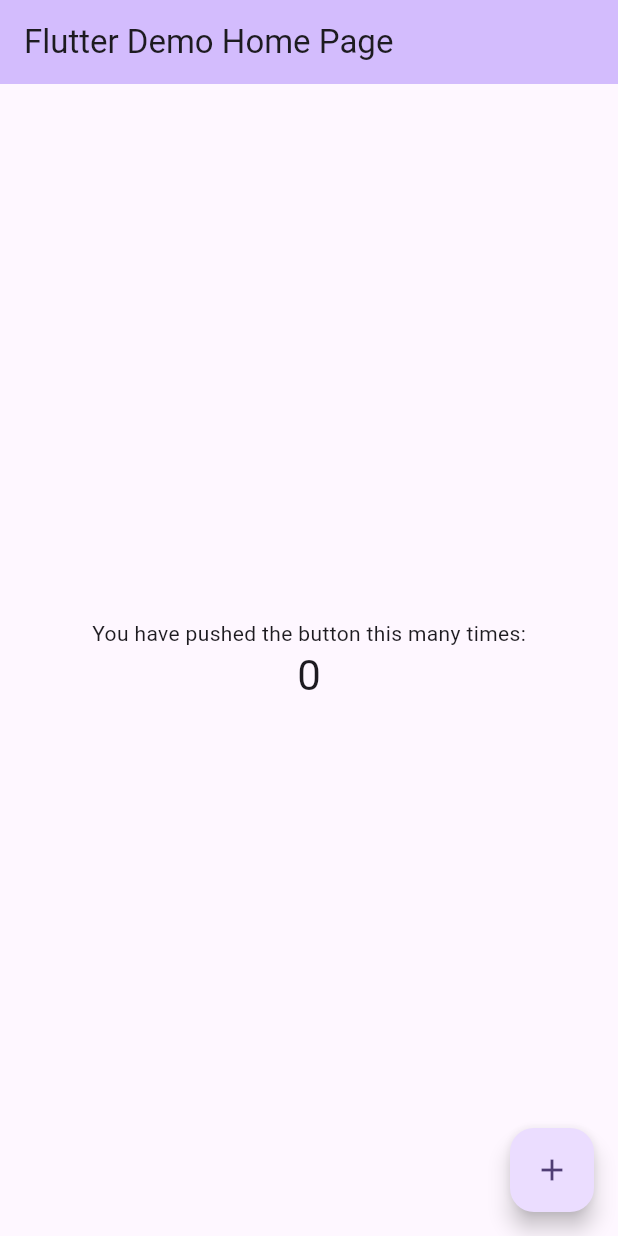
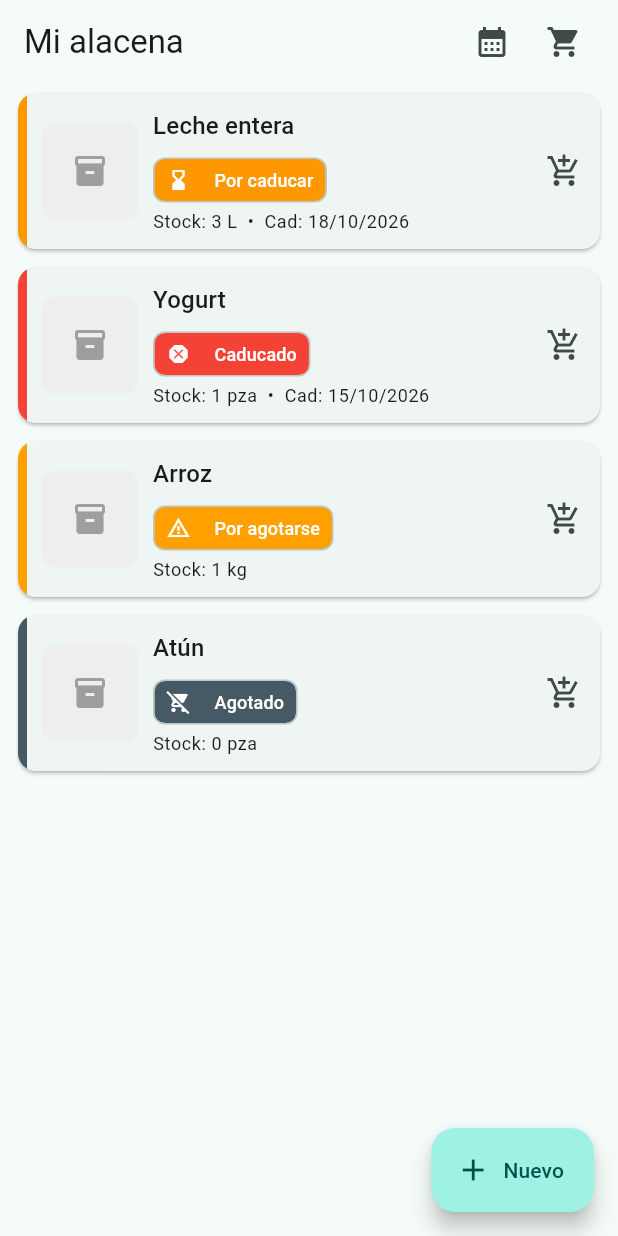
Before and after one commit to Victorml55/Gestion_inventario_domestico, a Flutter app: the screen it shows after launch, on a phone screen of 412 x 824 dp. Run offline on Flutter 3.47's test engine with Material 3 defaults, Android fonts, the phone set to English and light mode, and no system bars; drawn by our look-alikes of badges.

Commit message:
Refactor main app structure and implement HomeScreen with inventory loading

```diff
--- a/lib/main.dart
+++ b/lib/main.dart
@@ -1,122 +1,49 @@
 import 'package:flutter/material.dart';
+import 'package:provider/provider.dart';
+import 'core/routes.dart';
+import 'data/repositories/carrito_repository.dart';
+import 'data/repositories/mock_repositories.dart';
+import 'data/repositories/producto_repository.dart';
+import 'ui/providers/inventario_provider.dart';
+import 'ui/screens/home_screen.dart';
 
-void main() {
-  runApp(const MyApp());
-}
+void main() => runApp(const App());
 
-class MyApp extends StatelessWidget {
-  const MyApp({super.key});
+class App extends StatelessWidget {
+  const App({super.key});
 
-  // This widget is the root of your application.
   @override
   Widget build(BuildContext context) {
-    return MaterialApp(
-      title: 'Flutter Demo',
-      theme: ThemeData(
-        // This is the theme of your application.
-        //
-        // TRY THIS: Try running your application with "flutter run". You'll see
-        // the application has a purple toolbar. Then, without quitting the app,
-        // try changing the seedColor in the colorScheme below to Colors.green
-        // and then invoke "hot reload" (save your changes or press the "hot
-        // reload" button in a Flutter-supported IDE, or press "r" if you used
-        // the command line to start the app).
-        //
-        // Notice that the counter didn't reset back to zero; the application
-        // state is not lost during the reload. To reset the state, use hot
-        // restart instead.
-        //
-        // This works for code too, not just values: Most code changes can be
-        // tested with just a hot reload.
-        colorScheme: .fromSeed(seedColor: Colors.deepPurple),
+    return MultiProvider(
+      providers: [
+        // Cambiar Mock* por las implementaciones reales cuando el backend esté listo
+        Provider<ProductoRepository>(create: (_) => MockProductoRepository()),
+        Provider<CarritoRepository>(create: (_) => MockCarritoRepository()),
+        ChangeNotifierProvider(
+            create: (c) => InventarioProvider(c.read<ProductoRepository>())),
+      ],
+      child: MaterialApp(
+        title: 'Alacena',
+        debugShowCheckedModeBanner: false,
+        theme: ThemeData(colorSchemeSeed: Colors.teal, useMaterial3: true),
+        initialRoute: Routes.home,
+        routes: {
+          Routes.home: (_) => const HomeScreen(),
+          // Pendientes: placeholders
+          Routes.calendario: (_) => const _Pendiente('Calendario'),
+          Routes.carrito: (_) => const _Pendiente('Carrito'),
+          Routes.productoForm: (_) => const _Pendiente('Nuevo producto'),
+        },
       ),
-      home: const MyHomePage(title: 'Flutter Demo Home Page'),
     );
   }
 }
 
-class MyHomePage extends StatefulWidget {
-  const MyHomePage({super.key, required this.title});
-
-  // This widget is the home page of your application. It is stateful, meaning
-  // that it has a State object (defined below) that contains fields that affect
-  // how it looks.
-
-  // This class is the configuration for the state. It holds the values (in this
-  // case the title) provided by the parent (in this case the App widget) and
-  // used by the build method of the State. Fields in a Widget subclass are
-  // always marked "final".
-
-  final String title;
+class _Pendiente extends StatelessWidget {
+  final String titulo;
+  const _Pendiente(this.titulo);
 
   @override
-  State<MyHomePage> createState() => _MyHomePageState();
+  Widget build(BuildContext context) =>
+      Scaffold(appBar: AppBar(title: Text(titulo)), body: Center(child: Text(titulo)));
 }
-
-class _MyHomePageState extends State<MyHomePage> {
-  int _counter = 0;
-
-  void _incrementCounter() {
-    setState(() {
-      // This call to setState tells the Flutter framework that something has
-      // changed in this State, which causes it to rerun the build method below
-      // so that the display can reflect the updated values. If we changed
-      // _counter without calling setState(), then the build method would not be
-      // called again, and so nothing would appear to happen.
-      _counter++;
-    });
-  }
-
-  @override
-  Widget build(BuildContext context) {
-    // This method is rerun every time setState is called, for instance as done
-    // by the _incrementCounter method above.
-    //
-    // The Flutter framework has been optimized to make rerunning build methods
-    // fast, so that you can just rebuild anything that needs updating rather
-    // than having to individually change instances of widgets.
-    return Scaffold(
-      appBar: AppBar(
-        // TRY THIS: Try changing the color here to a specific color (to
-        // Colors.amber, perhaps?) and trigger a hot reload to see the AppBar
-        // change color while the other colors stay the same.
-        backgroundColor: Theme.of(context).colorScheme.inversePrimary,
-        // Here we take the value from the MyHomePage object that was created by
-        // the App.build method, and use it to set our appbar title.
-        title: Text(widget.title),
-      ),
-      body: Center(
-        // Center is a layout widget. It takes a single child and positions it
-        // in the middle of the parent.
-        child: Column(
-          // Column is also a layout widget. It takes a list of children and
-          // arranges them vertically. By default, it sizes itself to fit its
-          // children horizontally, and tries to be as tall as its parent.
-          //
-          // Column has various properties to control how it sizes itself and
-          // how it positions its children. Here we use mainAxisAlignment to
-          // center the children vertically; the main axis here is the vertical
-          // axis because Columns are vertical (the cross axis would be
-          // horizontal).
-          //
-          // TRY THIS: Invoke "debug painting" (choose the "Toggle Debug Paint"
-          // action in the IDE, or press "p" in the console), to see the
-          // wireframe for each widget.
-          mainAxisAlignment: .center,
-          children: [
-            const Text('You have pushed the button this many times:'),
-            Text(
-              '$_counter',
-              style: Theme.of(context).textTheme.headlineMedium,
-            ),
-          ],
-        ),
-      ),
-      floatingActionButton: FloatingActionButton(
-        onPressed: _incrementCounter,
-        tooltip: 'Increment',
-        child: const Icon(Icons.add),
-      ),
-    );
-  }
-}
--- /dev/null
+++ b/lib/ui/screens/home_screen.dart
@@ -0,0 +1,102 @@
+import 'package:badges/badges.dart' as badges;
+import 'package:flutter/material.dart';
+import 'package:provider/provider.dart';
+import '../../core/routes.dart';
+import '../../data/repositories/carrito_repository.dart';
+import '../providers/inventario_provider.dart';
+import '../widgets/producto_card.dart';
+
+class HomeScreen extends StatefulWidget {
+  const HomeScreen({super.key});
+
+  @override
+  State<HomeScreen> createState() => _HomeScreenState();
+}
+
+class _HomeScreenState extends State<HomeScreen> {
+  @override
+  void initState() {
+    super.initState();
+    WidgetsBinding.instance.addPostFrameCallback(
+        (_) => context.read<InventarioProvider>().cargar());
+  }
+
+  @override
+  Widget build(BuildContext context) {
+    final prov = context.watch<InventarioProvider>();
+    final carrito = context.read<CarritoRepository>();
+
+    return Scaffold(
+      body: RefreshIndicator(
+        onRefresh: prov.cargar,
+        child: CustomScrollView(
+          slivers: [
+            SliverAppBar(
+              floating: true,
+              snap: true,
+              title: const Text('Mi alacena'),
+              actions: [
+                IconButton(
+                  icon: const Icon(Icons.calendar_month),
+                  onPressed: () => Navigator.pushNamed(context, Routes.calendario),
+                ),
+                StreamBuilder<int>(
+                  stream: carrito.watchCantidad(),
+                  initialData: 0,
+                  builder: (context, snap) {
+                    final n = snap.data ?? 0;
+                    return Padding(
+                      padding: const EdgeInsets.only(right: 12),
+                      child: badges.Badge(
+                        showBadge: n > 0,
+                        position: badges.BadgePosition.topEnd(top: 0, end: 0),
+                        badgeContent: Text('$n',
+                            style: const TextStyle(color: Colors.white, fontSize: 11)),
+                        child: IconButton(
+                          icon: const Icon(Icons.shopping_cart),
+                          onPressed: () => Navigator.pushNamed(context, Routes.carrito),
+                        ),
+                      ),
+                    );
+                  },
+                ),
+              ],
+            ),
+            if (prov.cargando && prov.alertas.isEmpty)
+              const SliverFillRemaining(
+                  child: Center(child: CircularProgressIndicator()))
+            else if (prov.error != null)
+              SliverFillRemaining(child: Center(child: Text(prov.error!)))
+            else if (prov.alertas.isEmpty)
+              const SliverFillRemaining(
+                  child: Center(child: Text('Sin alertas, todo en orden 🎉')))
+            else
+              SliverList(
+                delegate: SliverChildBuilderDelegate(
+                  (context, i) {
+                    final item = prov.alertas[i];
+                    return ProductoCard(
+                      item: item,
+                      onAgregarCarrito: () {
+                        carrito.agregar(item.producto.id!);
+                        ScaffoldMessenger.of(context).showSnackBar(SnackBar(
+                            content: Text('${item.producto.nombre} agregado al carrito'),
+                            duration: const Duration(seconds: 1)));
+                      },
+                    );
+                  },
+                  childCount: prov.alertas.length,
+                ),
+              ),
+            const SliverToBoxAdapter(child: SizedBox(height: 80)),
+          ],
+        ),
+      ),
+      floatingActionButton: FloatingActionButton.extended(
+        onPressed: () => Navigator.pushNamed(context, Routes.productoForm),
+        icon: const Icon(Icons.add),
+        label: const Text('Nuevo'),
+      ),
+    );
+  }
+}
```
Also changed, not shown: 1 other file.
